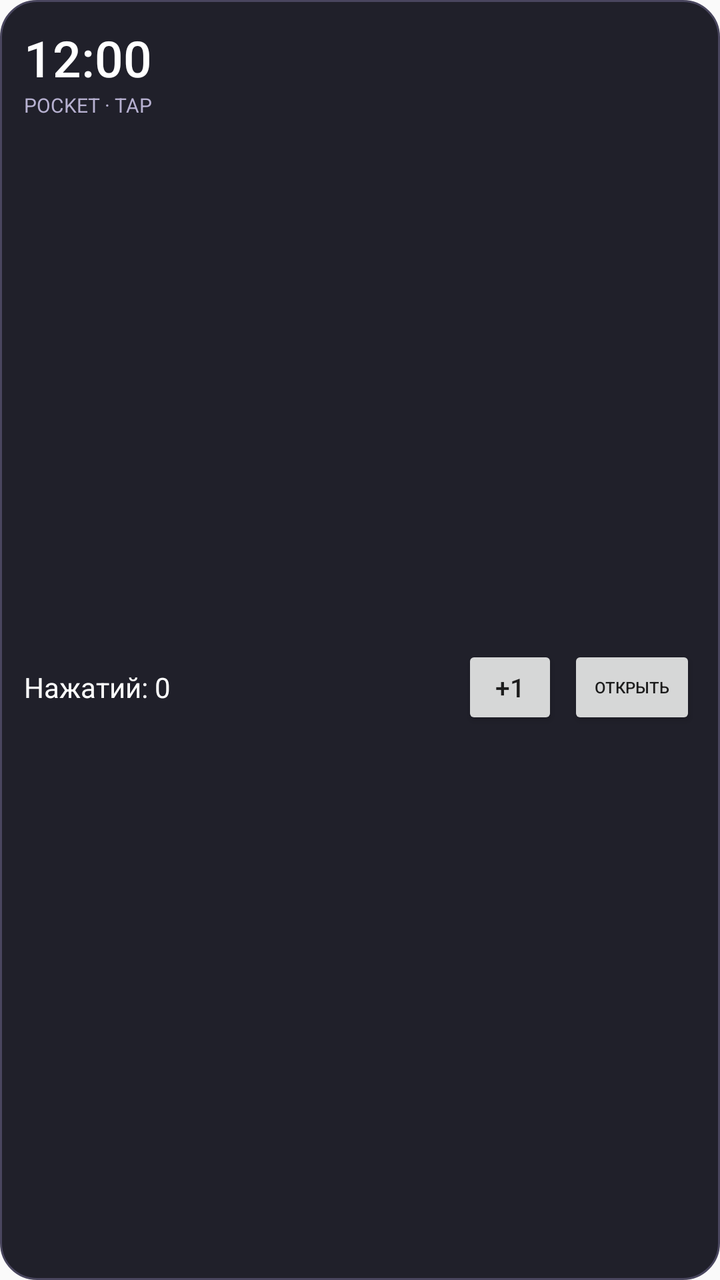
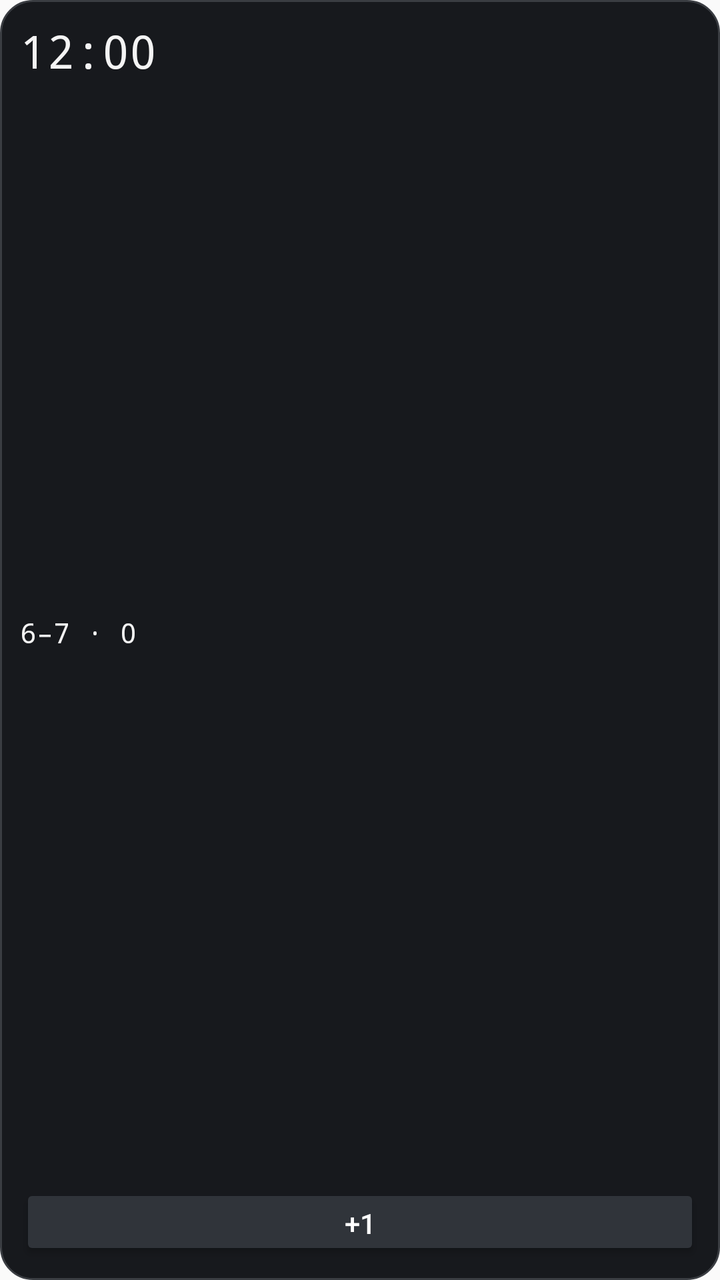

An Android layout rendered at two revisions. The XML below is the earlier revision; the diff shows what the commit changed to produce the second picture.
<!-- AndroidManifest.xml: application theme android:Theme.Material.Light.NoActionBar -->
<!-- res/layout/pocket_widget.xml -->
<?xml version="1.0" encoding="utf-8"?>
<LinearLayout xmlns:android="http://schemas.android.com/apk/res/android"
    android:layout_width="match_parent"
    android:layout_height="match_parent"
    android:orientation="vertical"
    android:padding="12dp"
    android:background="@drawable/widget_background">
    <TextClock
        android:id="@+id/widget_clock"
        android:layout_width="match_parent"
        android:layout_height="wrap_content"
        android:format12Hour="h:mm"
        android:format24Hour="HH:mm"
        android:textColor="#FFFFFF"
        android:textSize="25sp"
        android:fontFamily="sans-serif-medium" />
    <TextView
        android:id="@+id/widget_date"
        android:layout_width="match_parent"
        android:layout_height="wrap_content"
        android:text="POCKET · TAP"
        android:textColor="#B7B1D1"
        android:textSize="10sp" />
    <LinearLayout
        android:layout_width="match_parent"
        android:layout_height="0dp"
        android:layout_weight="1"
        android:gravity="center_vertical"
        android:orientation="horizontal">
        <TextView
            android:id="@+id/widget_count"
            android:layout_width="0dp"
            android:layout_height="wrap_content"
            android:layout_weight="1"
            android:text="Нажатий: 0"
            android:textColor="#FFFFFF"
            android:textSize="14sp" />
        <Button
            android:id="@+id/widget_add"
            android:layout_width="48dp"
            android:layout_height="42dp"
            android:minWidth="0dp"
            android:minHeight="0dp"
            android:text="+1"
            android:textSize="13sp" />
        <Button
            android:id="@+id/widget_open"
            android:layout_width="64dp"
            android:layout_height="42dp"
            android:minWidth="0dp"
            android:minHeight="0dp"
            android:layout_marginStart="5dp"
            android:text="ОТКРЫТЬ"
            android:textSize="8sp" />
    </LinearLayout>
</LinearLayout>
<!-- resources referenced by this layout -->
<resources>
  <!-- drawable widget_background (drawable) -->
  <?xml version="1.0" encoding="utf-8"?>
  <shape xmlns:android="http://schemas.android.com/apk/res/android">
      <solid android:color="#20202A" />
      <corners android:radius="18dp" />
      <stroke android:width="1dp" android:color="#49465E" />
  </shape>
</resources>

<!-- the commit's change to res/layout/pocket_widget.xml (unified diff, before → after) -->
@@ -1,56 +1,16 @@
 <?xml version="1.0" encoding="utf-8"?>
 <LinearLayout xmlns:android="http://schemas.android.com/apk/res/android"
-    android:layout_width="match_parent"
-    android:layout_height="match_parent"
-    android:orientation="vertical"
-    android:padding="12dp"
+    android:layout_width="match_parent" android:layout_height="match_parent"
+    android:orientation="vertical" android:padding="10dp"
     android:background="@drawable/widget_background">
-    <TextClock
-        android:id="@+id/widget_clock"
-        android:layout_width="match_parent"
-        android:layout_height="wrap_content"
-        android:format12Hour="h:mm"
-        android:format24Hour="HH:mm"
-        android:textColor="#FFFFFF"
-        android:textSize="25sp"
-        android:fontFamily="sans-serif-medium" />
-    <TextView
-        android:id="@+id/widget_date"
-        android:layout_width="match_parent"
-        android:layout_height="wrap_content"
-        android:text="POCKET · TAP"
-        android:textColor="#B7B1D1"
-        android:textSize="10sp" />
-    <LinearLayout
-        android:layout_width="match_parent"
-        android:layout_height="0dp"
-        android:layout_weight="1"
-        android:gravity="center_vertical"
-        android:orientation="horizontal">
-        <TextView
-            android:id="@+id/widget_count"
-            android:layout_width="0dp"
-            android:layout_height="wrap_content"
-            android:layout_weight="1"
-            android:text="Нажатий: 0"
-            android:textColor="#FFFFFF"
-            android:textSize="14sp" />
-        <Button
-            android:id="@+id/widget_add"
-            android:layout_width="48dp"
-            android:layout_height="42dp"
-            android:minWidth="0dp"
-            android:minHeight="0dp"
-            android:text="+1"
-            android:textSize="13sp" />
-        <Button
-            android:id="@+id/widget_open"
-            android:layout_width="64dp"
-            android:layout_height="42dp"
-            android:minWidth="0dp"
-            android:minHeight="0dp"
-            android:layout_marginStart="5dp"
-            android:text="ОТКРЫТЬ"
-            android:textSize="8sp" />
-    </LinearLayout>
+    <TextClock android:layout_width="match_parent" android:layout_height="wrap_content"
+        android:format12Hour="h:mm" android:format24Hour="HH:mm"
+        android:textColor="#F4F4F4" android:textSize="23sp" android:fontFamily="monospace" />
+    <TextView android:id="@+id/widget_count" android:layout_width="match_parent"
+        android:layout_height="0dp" android:layout_weight="1" android:gravity="center_vertical"
+        android:text="6–7 · 0" android:textColor="#F4F4F4" android:textSize="14sp"
+        android:fontFamily="monospace" />
+    <Button android:id="@+id/widget_add" android:layout_width="match_parent"
+        android:layout_height="38dp" android:minHeight="0dp" android:text="+1"
+        android:textColor="#FFFFFF" android:backgroundTint="#30343A"/>
 </LinearLayout>
<!-- resource entries referenced after the edit -->
@@ -3,9 +3,8 @@
   <!-- drawable widget_background (drawable) -->
   <?xml version="1.0" encoding="utf-8"?>
   <shape xmlns:android="http://schemas.android.com/apk/res/android">
-      <solid android:color="#20202A" />
-      <corners android:radius="18dp" />
-      <stroke android:width="1dp" android:color="#49465E" />
+    <solid android:color="#17191D"/><corners android:radius="16dp"/>
+    <stroke android:width="1dp" android:color="#3A3D42"/>
   </shape>
 </resources>
 
